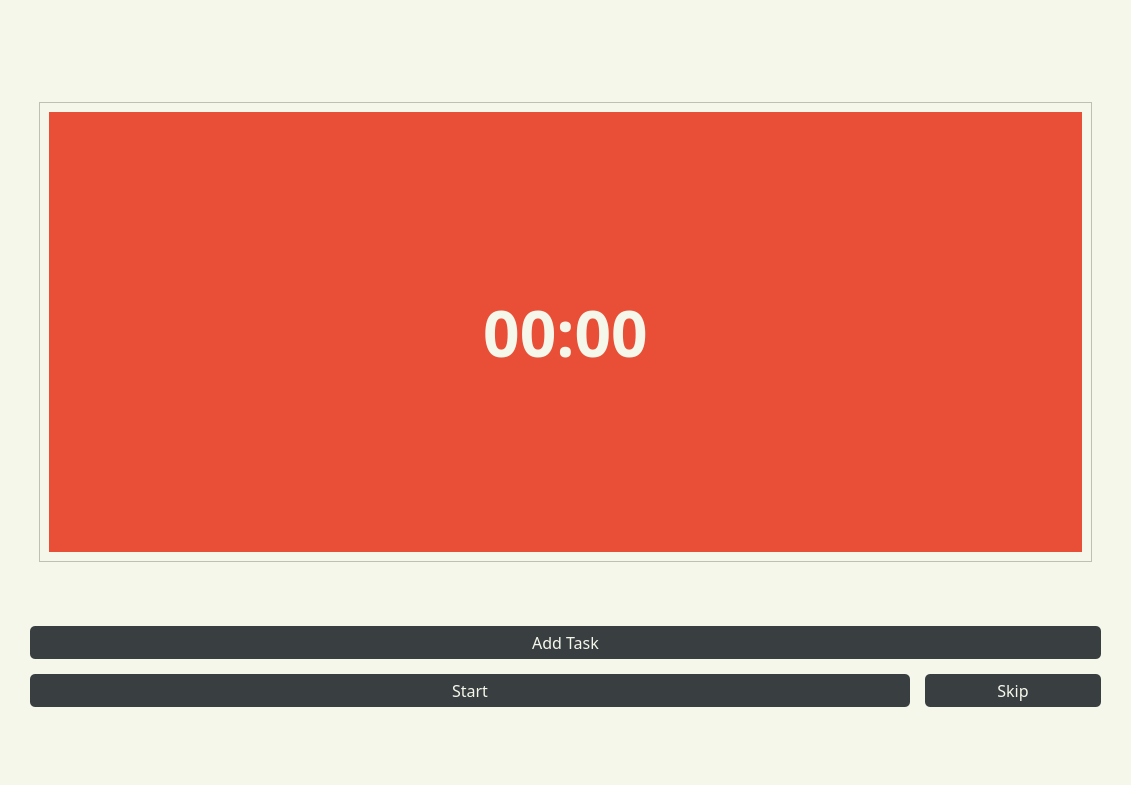
This is PomoPeak/ui/pomopeak.ui in TheVipek/PomoPeak as Qt 5 draws it before an edit. The edited form follows.
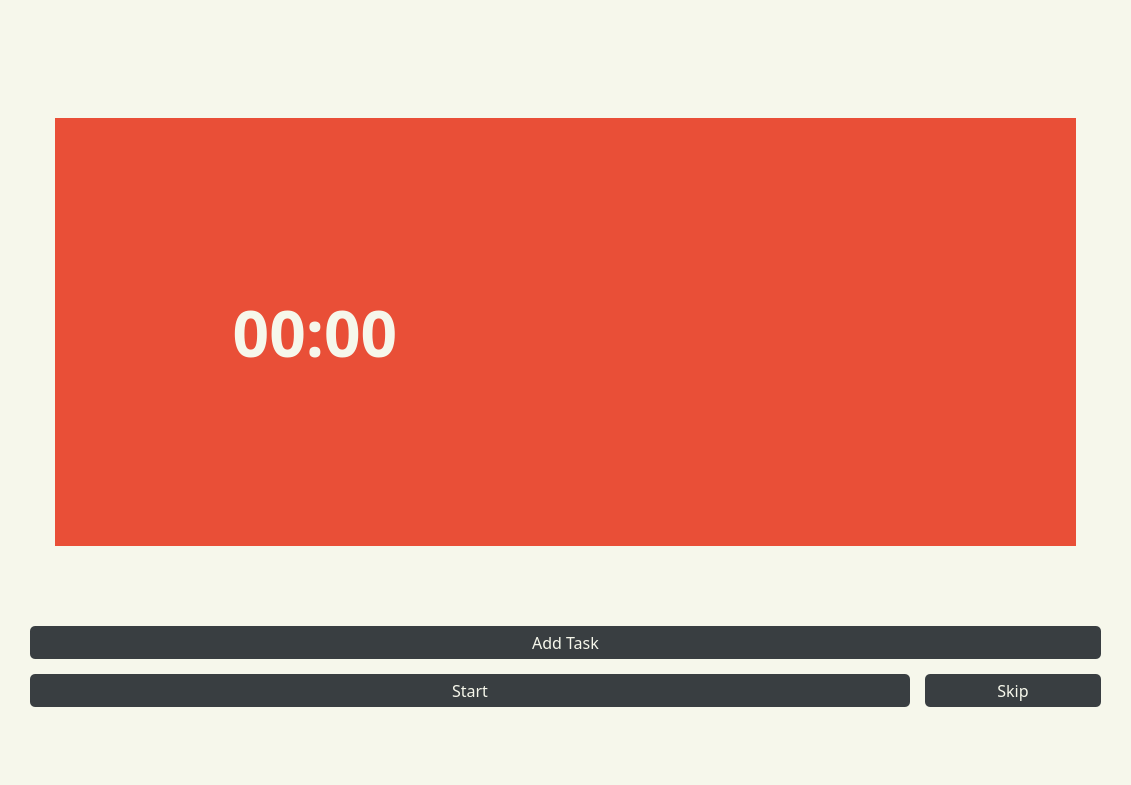
This is the edited form. Icons and pictures are not drawn.

What changed in the file:
```diff
--- a/PomoPeak/ui/pomopeak.ui
+++ b/PomoPeak/ui/pomopeak.ui
@@ -78,8 +78,12 @@
 
 #TimeLabel
 {
-	background-color : #e94f37;
 	color: #f6f7eb;
+	background-color : transparent;
+}
+#tasksContent
+{
+background-color : #e94f37;
 }</string>
    </property>
    <layout class="QVBoxLayout" name="verticalLayout">
@@ -244,49 +248,51 @@
          <item>
           <widget class="QWidget" name="tasksLayout" native="true">
            <layout class="QGridLayout" name="gridLayout_2">
-            <item row="0" column="0">
-             <widget class="QScrollArea" name="taskScollArea">
-              <property name="sizePolicy">
-               <sizepolicy hsizetype="Preferred" vsizetype="Preferred">
-                <horstretch>0</horstretch>
-                <verstretch>0</verstretch>
-               </sizepolicy>
-              </property>
-              <property name="minimumSize">
-               <size>
-                <width>0</width>
-                <height>0</height>
-               </size>
-              </property>
-              <property name="sizeAdjustPolicy">
-               <enum>QAbstractScrollArea::AdjustToContents</enum>
-              </property>
-              <property name="widgetResizable">
-               <bool>true</bool>
-              </property>
-              <property name="alignment">
-               <set>Qt::AlignCenter</set>
+            <property name="leftMargin">
+             <number>25</number>
+            </property>
+            <property name="topMargin">
+             <number>25</number>
+            </property>
+            <property name="rightMargin">
+             <number>25</number>
+            </property>
+            <property name="bottomMargin">
+             <number>25</number>
+            </property>
+            <item row="0" column="0">
+             <widget class="QWidget" name="tasksContent" native="true">
+              <property name="styleSheet">
+               <string notr="true"/>
               </property>
-              <widget class="QWidget" name="tasksContent">
-               <property name="geometry">
-                <rect>
-                 <x>0</x>
-                 <y>0</y>
-                 <width>1051</width>
-                 <height>426</height>
-                </rect>
-               </property>
-               <property name="sizePolicy">
-                <sizepolicy hsizetype="Preferred" vsizetype="Preferred">
-                 <horstretch>0</horstretch>
-                 <verstretch>0</verstretch>
-                </sizepolicy>
-               </property>
-               <layout class="QGridLayout" name="gridLayout_3">
-                <item row="0" column="0">
-                 <layout class="QVBoxLayout" name="tasksContentV2">
+              <layout class="QHBoxLayout" name="horizontalLayout">
+               <item>
+                <layout class="QHBoxLayout" name="tasksContentV2" stretch="1,1">
+                 <property name="leftMargin">
+                  <number>0</number>
+                 </property>
+                 <property name="topMargin">
+                  <number>0</number>
+                 </property>
+                 <property name="rightMargin">
+                  <number>0</number>
+                 </property>
+                 <property name="bottomMargin">
+                  <number>0</number>
+                 </property>
+                 <item>
+                  <layout class="QVBoxLayout" name="timerContent">
                   <item>
                    <widget class="QLabel" name="TimeLabel">
+                     <property name="enabled">
+                      <bool>true</bool>
+                     </property>
+                     <property name="sizePolicy">
+                      <sizepolicy hsizetype="Expanding" vsizetype="Expanding">
+                       <horstretch>0</horstretch>
+                       <verstretch>0</verstretch>
+                      </sizepolicy>
+                     </property>
                     <property name="minimumSize">
                      <size>
                       <width>0</width>
@@ -300,6 +306,9 @@
                       <bold>true</bold>
                      </font>
                     </property>
+                     <property name="autoFillBackground">
+                      <bool>false</bool>
+                     </property>
                     <property name="text">
                      <string>00:00</string>
                     </property>
@@ -319,8 +328,12 @@
                   </item>
                  </layout>
                 </item>
-               </layout>
-              </widget>
+                 <item>
+                  <layout class="QVBoxLayout" name="tasksLayoutList"/>
+                 </item>
+                </layout>
+               </item>
+              </layout>
              </widget>
             </item>
            </layout>
```
Lines whose indentation alone changed are shown as unchanged.
